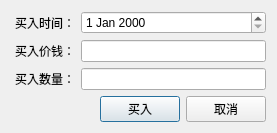
This is UI/JKBuyStockCodeWgt.ui in Mr-WangJin/StockTool as Qt 5 draws it before an edit. The edited form follows.
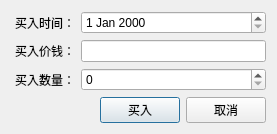
This is the edited form.

Diff of the .ui file:
```diff
--- a/UI/JKBuyStockCodeWgt.ui
+++ b/UI/JKBuyStockCodeWgt.ui
@@ -49,9 +49,6 @@
    <item row="1" column="1">
     <widget class="QLineEdit" name="lEditPrice"/>
    </item>
-   <item row="2" column="1">
-    <widget class="QLineEdit" name="lEdtCount"/>
-   </item>
    <item row="3" column="0" colspan="2">
     <layout class="QHBoxLayout" name="horizontalLayout">
      <item>
@@ -97,6 +94,19 @@
      </property>
     </widget>
    </item>
+   <item row="2" column="1">
+    <widget class="QSpinBox" name="spBxCount">
+     <property name="maximum">
+      <number>900000000</number>
+     </property>
+     <property name="singleStep">
+      <number>100</number>
+     </property>
+     <property name="displayIntegerBase">
+      <number>10</number>
+     </property>
+    </widget>
+   </item>
   </layout>
  </widget>
  <resources/>
```
